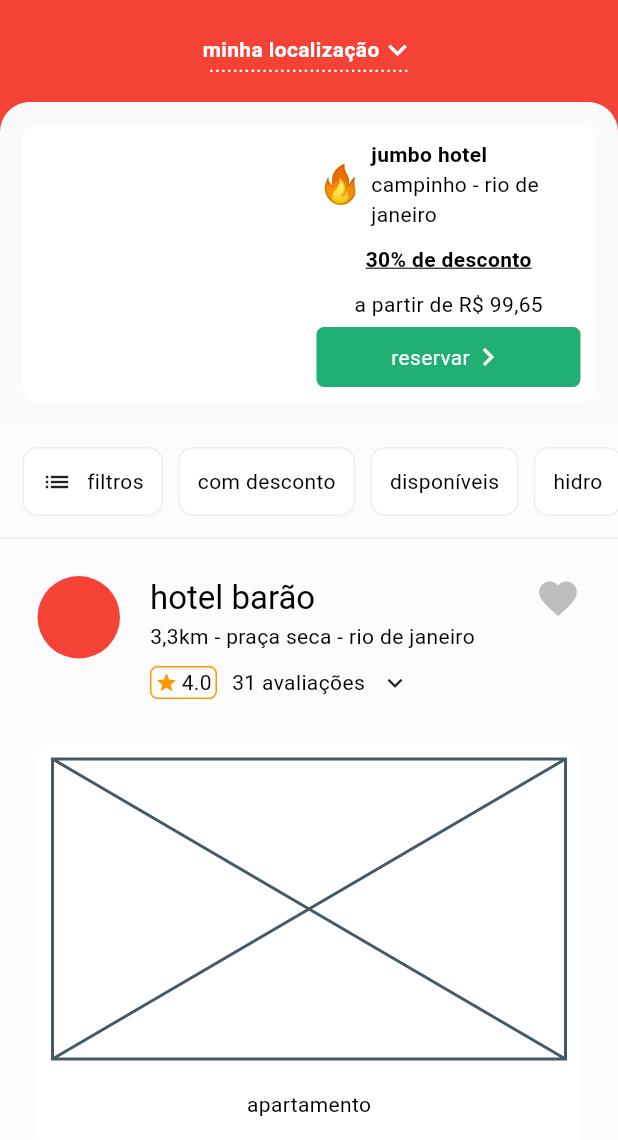
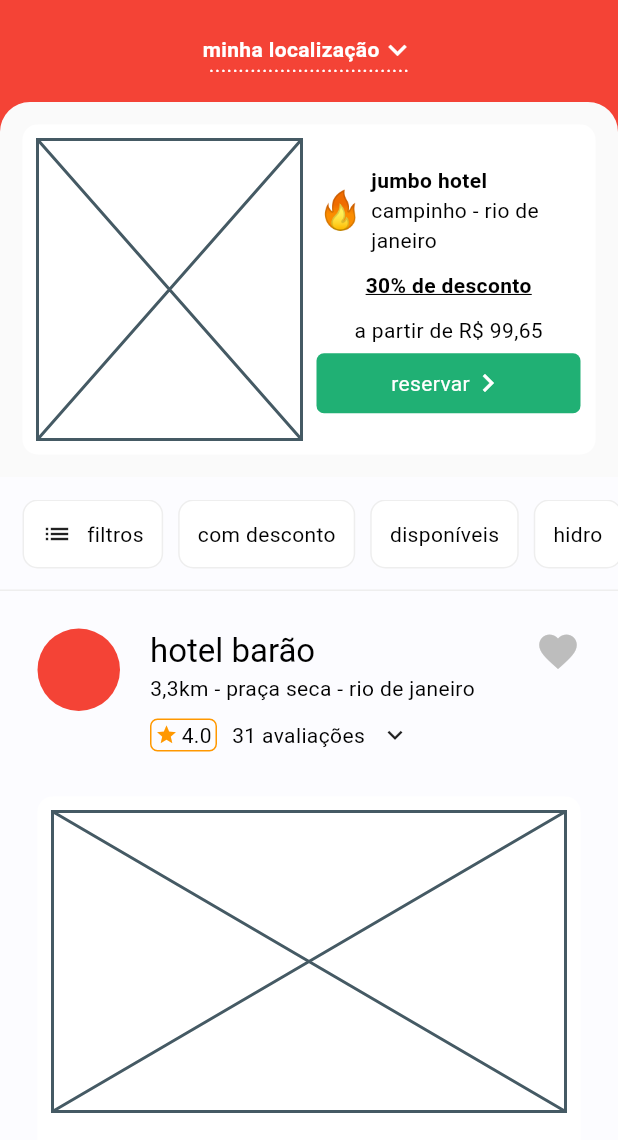
Before and after one commit to eduardoazvd17/go_motel_guide, a Flutter app: the screen it shows after launch, on a phone screen of 412 x 824 dp, the part 96-1236 px from its top. Run offline on Flutter 3.47's test engine with Material 3 defaults, Android fonts, the phone set to English and light mode, and no system bars.

Commit message:
Adding place holder

```diff
--- a/lib/src/features/home/presentation/pages/widgets/slider_motel_tile_widget.dart
+++ b/lib/src/features/home/presentation/pages/widgets/slider_motel_tile_widget.dart
@@ -16,7 +16,7 @@ class SliderMotelTileWidget extends StatelessWidget {
       child: Row(
         spacing: 10,
         children: [
-          Expanded(child: SizedBox()),
+          Expanded(child: Placeholder(fallbackHeight: 200)),
           Expanded(
             child: Column(
               mainAxisAlignment: MainAxisAlignment.center,
```
